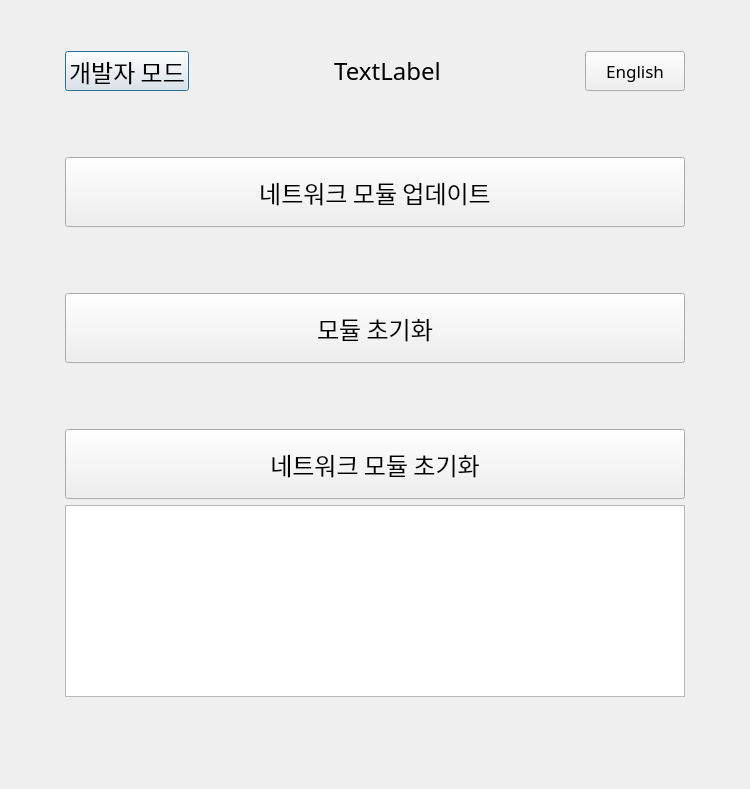
Before: the Qt Designer form modi/assets/modi_firmware_updater.ui in LUXROBO/pymodi, drawn with Qt 5.
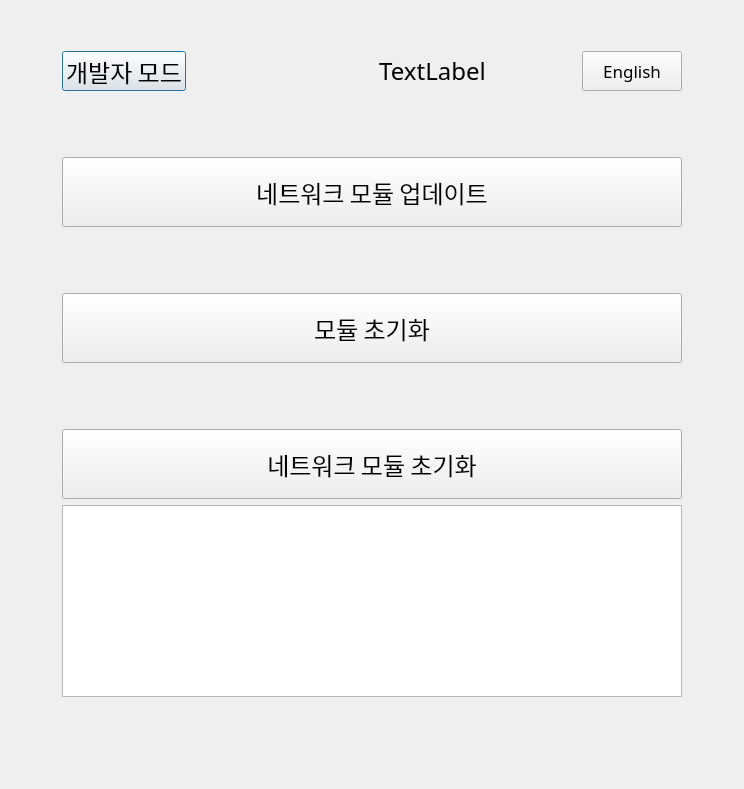
After: the same form once the commit is applied.

Commit message: Fix GUI buttons size & Translate language

```diff
--- a/modi/assets/modi_firmware_updater.ui
+++ b/modi/assets/modi_firmware_updater.ui
@@ -6,7 +6,7 @@
    <rect>
     <x>0</x>
     <y>0</y>
-    <width>750</width>
+    <width>744</width>
     <height>789</height>
    </rect>
   </property>
@@ -18,7 +18,7 @@
   </property>
   <property name="maximumSize">
    <size>
-    <width>750</width>
+    <width>744</width>
     <height>16777215</height>
    </size>
   </property>
@@ -151,6 +151,12 @@
       <layout class="QHBoxLayout" name="horizontalLayout" stretch="0,0,0,0,0">
        <item>
         <widget class="QPushButton" name="devmode_button">
+         <property name="sizePolicy">
+          <sizepolicy hsizetype="Fixed" vsizetype="Fixed">
+           <horstretch>0</horstretch>
+           <verstretch>0</verstretch>
+          </sizepolicy>
+         </property>
          <property name="minimumSize">
           <size>
            <width>100</width>
@@ -173,7 +179,7 @@
           <enum>Qt::Horizontal</enum>
          </property>
          <property name="sizeType">
-          <enum>QSizePolicy::MinimumExpanding</enum>
+          <enum>QSizePolicy::Expanding</enum>
          </property>
          <property name="sizeHint" stdset="0">
           <size>
@@ -186,7 +192,7 @@
        <item>
         <widget class="QLabel" name="lux_logo">
          <property name="sizePolicy">
-          <sizepolicy hsizetype="Preferred" vsizetype="Preferred">
+          <sizepolicy hsizetype="Fixed" vsizetype="Fixed">
            <horstretch>0</horstretch>
            <verstretch>0</verstretch>
           </sizepolicy>
@@ -208,7 +214,7 @@
           <enum>Qt::Horizontal</enum>
          </property>
          <property name="sizeType">
-          <enum>QSizePolicy::MinimumExpanding</enum>
+          <enum>QSizePolicy::Fixed</enum>
          </property>
          <property name="sizeHint" stdset="0">
           <size>
@@ -221,7 +227,7 @@
        <item>
         <widget class="QPushButton" name="translate_button">
          <property name="sizePolicy">
-          <sizepolicy hsizetype="Expanding" vsizetype="Expanding">
+          <sizepolicy hsizetype="Fixed" vsizetype="Fixed">
            <horstretch>0</horstretch>
            <verstretch>0</verstretch>
           </sizepolicy>
@@ -234,8 +240,8 @@
          </property>
          <property name="maximumSize">
           <size>
-           <width>100</width>
-           <height>40</height>
+           <width>16777215</width>
+           <height>16777215</height>
           </size>
          </property>
          <property name="font">
@@ -261,7 +267,7 @@
           </size>
          </property>
          <property name="autoDefault">
-          <bool>false</bool>
+          <bool>true</bool>
          </property>
          <property name="default">
           <bool>false</bool>
@@ -475,22 +481,6 @@
      </property>
     </spacer>
    </item>
-   <item row="0" column="1">
-    <spacer name="verticalSpacer_4">
-     <property name="orientation">
-      <enum>Qt::Vertical</enum>
-     </property>
-     <property name="sizeType">
-      <enum>QSizePolicy::Fixed</enum>
-     </property>
-     <property name="sizeHint" stdset="0">
-      <size>
-       <width>20</width>
-       <height>40</height>
-      </size>
-     </property>
-    </spacer>
-   </item>
   </layout>
  </widget>
  <resources/>
```
The commit also changes 2 other files.
